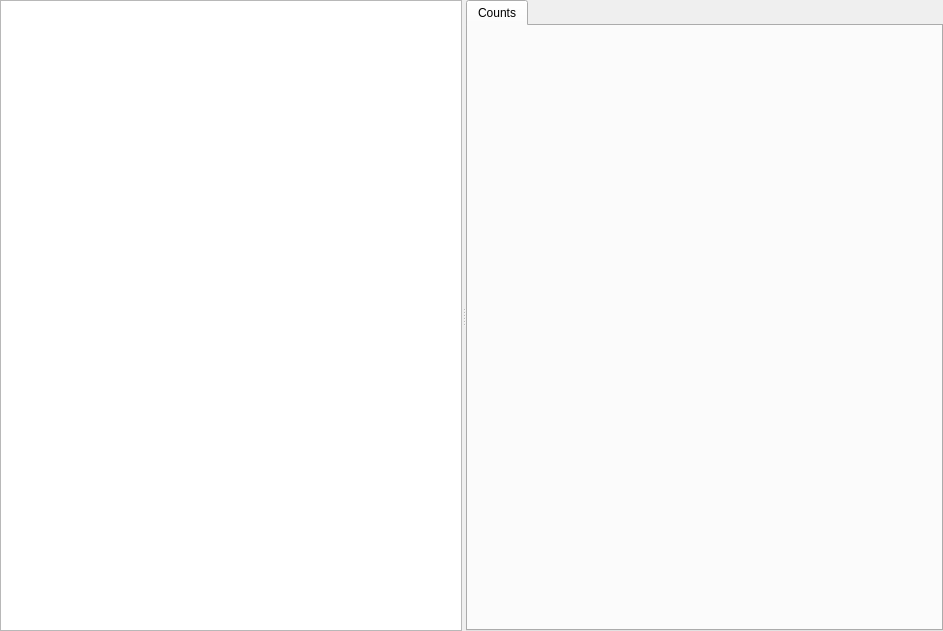
Qt form app/statistics/StatisticsModeWidget.ui (praaline/Praaline) before a commit.
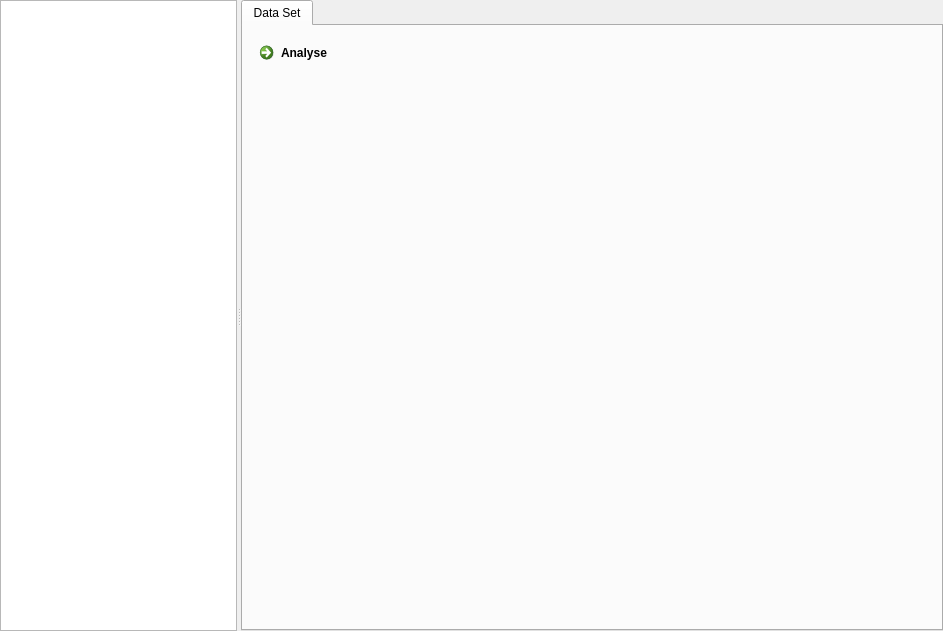
The same form after that commit.

Patch:
```diff
--- a/app/statistics/StatisticsModeWidget.ui
+++ b/app/statistics/StatisticsModeWidget.ui
@@ -51,8 +51,26 @@
       </property>
       <widget class="QWidget" name="tab">
        <attribute name="title">
-        <string>Counts</string>
+        <string>Data Set</string>
        </attribute>
+       <layout class="QGridLayout" name="gridLayout_2">
+        <item row="1" column="0">
+         <layout class="QGridLayout" name="gridLayoutMessages"/>
+        </item>
+        <item row="0" column="0">
+         <widget class="QCommandLinkButton" name="commandAnalyse">
+          <property name="sizePolicy">
+           <sizepolicy hsizetype="Minimum" vsizetype="Minimum">
+            <horstretch>0</horstretch>
+            <verstretch>0</verstretch>
+           </sizepolicy>
+          </property>
+          <property name="text">
+           <string>Analyse</string>
+          </property>
+         </widget>
+        </item>
+       </layout>
       </widget>
      </widget>
     </widget>
```
